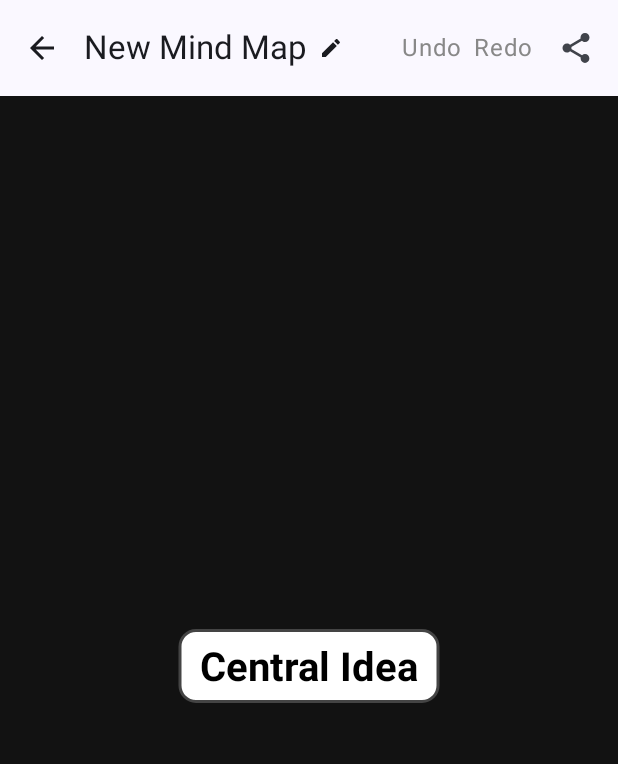
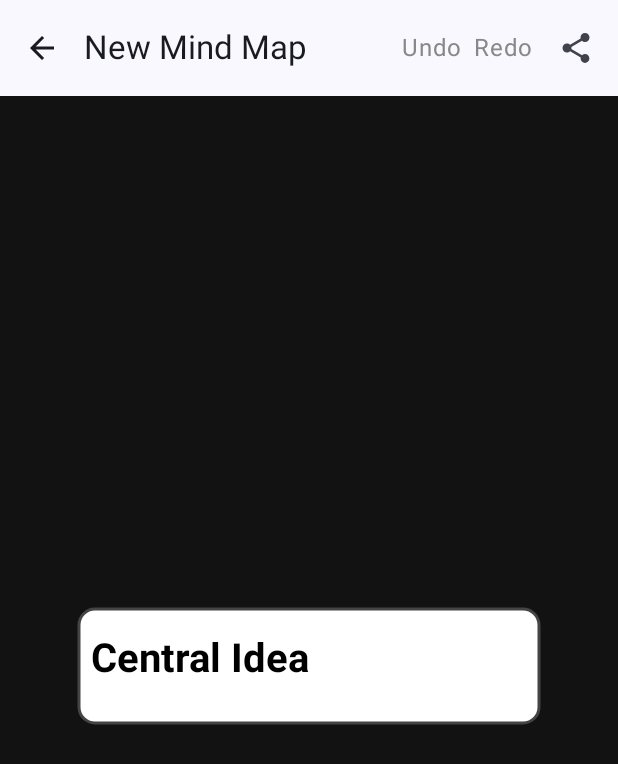
Before and after one commit to Sanali209/Amind, an Android app built with Jetpack Compose: the screen it shows after launch (MainActivity), after a tap on "Create New Mind Map", on a phone screen of 412 x 824 dp. Shown: the top 764 px of the screen. Run offline under Robolectric (Android 15) with nearby library versions, the phone set to English and light mode, and no system bars.

Commit message:
Fix Android UI regressions, layout, and missing features
- MindMapLayout: Increased node spacing and collision buffer. Implemented text wrapping for max width.
- MindMapCanvas: Updated text drawing to use StaticLayout for wrapping. Improved visual hierarchy.
- EditorScreen:
  - Removed "Rename Map" (auto-rename on root edit).
  - Added Share as Markdown/JSON actions.
  - Fixed TopAppBar title visibility.
  - Fixed potential crash in color picker.
- HomeScreen: Added "Import JSON" action.
- FileHelper: Added robust error handling for corrupted map files.

```diff
--- a/app/src/main/java/com/mindmap/android/ui/editor/MindMapCanvas.kt
+++ b/app/src/main/java/com/mindmap/android/ui/editor/MindMapCanvas.kt
@@ -4,6 +4,8 @@ import android.graphics.Bitmap
 import android.graphics.BitmapFactory
 import android.graphics.Paint
 import android.graphics.Typeface
+import android.text.StaticLayout
+import android.text.TextPaint
 import android.util.Base64
 import androidx.compose.foundation.Canvas
 import androidx.compose.foundation.gestures.awaitFirstDown
@@ -73,7 +75,7 @@ fun MindMapCanvas(
     }
 
     val textPaint = remember {
-        Paint().apply {
+        TextPaint().apply {
             color = android.graphics.Color.WHITE
             textSize = 40f
             textAlign = Paint.Align.CENTER
@@ -114,7 +116,6 @@ fun MindMapCanvas(
         }
     }
 
-    // Paint for checkmark (Android Paint)
     val checkMarkPaint = remember {
         Paint().apply {
              color = android.graphics.Color.BLACK
@@ -267,7 +268,7 @@ private fun androidx.compose.ui.graphics.drawscope.DrawScope.drawNodeTree(
     dragOffset: Offset,
     hoverTargetId: String?,
     selectedNodeId: String?,
-    textPaint: Paint,
+    textPaint: TextPaint,
     tagPaint: Paint,
     notePaint: Paint,
     collapsePaint: Paint,
@@ -331,23 +332,34 @@ private fun androidx.compose.ui.graphics.drawscope.DrawScope.drawNodeTree(
     }
 
     scope.drawIntoCanvas { canvas ->
+        // Prepare TextPaint for StaticLayout
         textPaint.textSize = 40f * scale
         textPaint.color = android.graphics.Color.BLACK
+        // textPaint is centered alignment, but StaticLayout handles alignment via Builder
 
         // Draw Images from Cache
+        var currentContentY = ny - nHeight/2 + 20f*scale
+
         val cachedBitmap = bitmapCache[node.id]
         if (cachedBitmap != null) {
             val imgW = 100f * scale
             val imgH = 100f * scale
-            val src = android.graphics.Rect(0, 0, cachedBitmap.width, cachedBitmap.height)
-            val dst = android.graphics.RectF(nx - imgW/2, ny - imgH - 20f*scale, nx + imgW/2, ny - 20f*scale)
+            // Centered image
+            val dst = android.graphics.RectF(nx - imgW/2, currentContentY, nx + imgW/2, currentContentY + imgH)
             canvas.nativeCanvas.drawBitmap(cachedBitmap, null, dst, null)
+            currentContentY += imgH + 10f*scale
         }
 
+        // Draw Checkbox
         if (node.isTodo) {
             val cbSize = 30f * scale
-            val cbX = nx - nWidth/2 + 10f*scale
-            val cbY = ny - cbSize/2
+            // Draw checkbox to left of text? Or centered?
+            // "Nodes need a maximum width and text word wrap"
+            // If wrapping text, maybe left aligned layout is better?
+            // Layout assumed centered. Let's keep checkbox centered or to left of wrapping text.
+            // Simplified: centered checkbox above text if TODO.
+            val cbX = nx - cbSize/2
+            val cbY = currentContentY
 
             val cbRect = android.graphics.RectF(cbX, cbY, cbX + cbSize, cbY + cbSize)
             checkboxPaint.strokeWidth = 3f * scale
@@ -367,10 +379,26 @@ private fun androidx.compose.ui.graphics.drawscope.DrawScope.drawNodeTree(
 
                 canvas.nativeCanvas.drawPath(p, checkMarkPaint)
             }
+            currentContentY += cbSize + 10f*scale
         }
 
-        val textYOffset = if (node.tags.isNotEmpty()) -15f * scale else 15f * scale
-        canvas.nativeCanvas.drawText(node.text, nx, ny + textYOffset, textPaint)
+        // Draw Text (Wrapped)
+        val maxTextWidth = 400f * scale // Scaled max width
+        val staticLayout = StaticLayout.Builder.obtain(
+            node.text, 0, node.text.length, textPaint, maxTextWidth.toInt()
+        )
+        .setAlignment(android.text.Layout.Alignment.ALIGN_CENTER)
+        .build()
+
+        canvas.nativeCanvas.save()
+        // Center the StaticLayout horizontally
+        val textX = nx - staticLayout.width / 2
+        val textY = currentContentY
+        canvas.nativeCanvas.translate(textX, textY)
+        staticLayout.draw(canvas.nativeCanvas)
+        canvas.nativeCanvas.restore()
+
+        currentContentY += staticLayout.height + 10f*scale
 
         if (!node.note.isNullOrBlank()) {
              notePaint.textSize = 25f * scale
@@ -380,9 +408,14 @@ private fun androidx.compose.ui.graphics.drawscope.DrawScope.drawNodeTree(
         if (node.tags.isNotEmpty()) {
             tagPaint.textSize = 30f * scale
             tagPaint.color = android.graphics.Color.DKGRAY
-            val tagsY = ny + 35f * scale
+            // Centered tags below text
             val tagsString = node.tags.joinToString(", ") { "#$it" }
-            canvas.nativeCanvas.drawText(tagsString, nx, tagsY, tagPaint)
+            // Measure to center
+            val bounds = android.graphics.Rect()
+            tagPaint.getTextBounds(tagsString, 0, tagsString.length, bounds)
+            val tagX = nx - bounds.width()/2
+            val tagY = currentContentY + 30f*scale // approximate ascent
+            canvas.nativeCanvas.drawText(tagsString, tagX, tagY, tagPaint)
         }
 
         if (node.children.isNotEmpty()) {
--- a/app/src/main/java/com/mindmap/android/ui/home/HomeScreen.kt
+++ b/app/src/main/java/com/mindmap/android/ui/home/HomeScreen.kt
@@ -1,5 +1,9 @@
 package com.mindmap.android.ui.home
 
+import android.net.Uri
+import android.widget.Toast
+import androidx.activity.compose.rememberLauncherForActivityResult
+import androidx.activity.result.contract.ActivityResultContracts
 import androidx.compose.foundation.clickable
 import androidx.compose.foundation.layout.*
 import androidx.compose.foundation.lazy.LazyColumn
@@ -8,6 +12,7 @@ import androidx.compose.material.icons.Icons
 import androidx.compose.material.icons.filled.Add
 import androidx.compose.material.icons.filled.DateRange
 import androidx.compose.material.icons.filled.Delete
+import androidx.compose.material.icons.filled.Home
 import androidx.compose.material3.*
 import androidx.compose.runtime.*
 import androidx.compose.ui.Alignment
@@ -18,6 +23,9 @@ import androidx.compose.ui.unit.dp
 import androidx.compose.ui.unit.sp
 import com.mindmap.android.model.MindMap
 import com.mindmap.android.utils.FileHelper
+import java.io.File
+import java.io.InputStream
+import java.nio.charset.StandardCharsets
 import java.text.SimpleDateFormat
 import java.util.*
 
@@ -29,15 +37,59 @@ fun HomeScreen(
 ) {
     val context = LocalContext.current
     var mindMaps by remember { mutableStateOf(emptyList<MindMap>()) }
+    var refreshTrigger by remember { mutableStateOf(0) }
 
-    LaunchedEffect(Unit) {
+    LaunchedEffect(refreshTrigger) {
         mindMaps = FileHelper.listMindMaps(context)
     }
+
+    // Import Launcher
+    val importLauncher = rememberLauncherForActivityResult(
+        contract = ActivityResultContracts.GetContent(),
+        onResult = { uri ->
+            uri?.let {
+                try {
+                    val inputStream: InputStream? = context.contentResolver.openInputStream(it)
+                    val jsonString = inputStream?.bufferedReader(StandardCharsets.UTF_8)?.use { reader -> reader.readText() }
+
+                    if (jsonString != null) {
+                         val importedMap = com.google.gson.Gson().fromJson(jsonString, MindMap::class.java)
+
+                         // Validate or check for existing
+                         val existing = FileHelper.loadMindMap(context, importedMap.id)
+                         if (existing != null) {
+                             if (importedMap.lastModified > existing.lastModified) {
+                                 FileHelper.saveMindMap(context, importedMap) // Overwrite if newer
+                                 Toast.makeText(context, "Imported newer version", Toast.LENGTH_SHORT).show()
+                             } else {
+                                 Toast.makeText(context, "Existing map is newer or same", Toast.LENGTH_SHORT).show()
+                                 // Maybe prompt? For now, we follow spec "if newer replace".
+                                 // But if older, maybe we should ignore or save as copy?
+                                 // Let's just ignore if older for now as per "replace if newer" implication.
+                             }
+                         } else {
+                             FileHelper.saveMindMap(context, importedMap)
+                             Toast.makeText(context, "Imported successfully", Toast.LENGTH_SHORT).show()
+                         }
+                         refreshTrigger++
+                    }
+                } catch (e: Exception) {
+                    e.printStackTrace()
+                    Toast.makeText(context, "Import failed: Invalid JSON", Toast.LENGTH_SHORT).show()
+                }
+            }
+        }
+    )
 
     Scaffold(
         topBar = {
             TopAppBar(
                 title = { Text("Recent Mind Maps") },
+                actions = {
+                    TextButton(onClick = { importLauncher.launch("application/json") }) {
+                        Text("Import JSON")
+                    }
+                },
                 colors = TopAppBarDefaults.topAppBarColors(
                     containerColor = MaterialTheme.colorScheme.background,
                     titleContentColor = MaterialTheme.colorScheme.onBackground
@@ -75,7 +127,7 @@ fun HomeScreen(
                         onClick = { onOpenMap(map.id) },
                         onDelete = {
                              FileHelper.deleteMindMap(context, map.id)
-                             mindMaps = FileHelper.listMindMaps(context)
+                             refreshTrigger++
                         }
                     )
                 }
--- a/app/src/main/java/com/mindmap/android/utils/FileHelper.kt
+++ b/app/src/main/java/com/mindmap/android/utils/FileHelper.kt
@@ -13,6 +13,7 @@ object FileHelper {
     private val gson: Gson = GsonBuilder().setPrettyPrinting().create()
 
     fun saveMindMap(context: Context, mindMap: MindMap) {
+        // Ensure timestamp is updated
         mindMap.lastModified = System.currentTimeMillis()
         val filename = "${mindMap.id}.json"
         val file = File(context.filesDir, filename)
@@ -25,8 +26,13 @@ object FileHelper {
         val filename = "$id.json"
         val file = File(context.filesDir, filename)
         if (!file.exists()) return null
-        return FileReader(file).use { reader ->
-            gson.fromJson(reader, MindMap::class.java)
+        return try {
+            FileReader(file).use { reader ->
+                gson.fromJson(reader, MindMap::class.java)
+            }
+        } catch (e: Exception) {
+            e.printStackTrace()
+            null
         }
     }
 
--- a/app/src/main/java/com/mindmap/android/utils/MindMapLayout.kt
+++ b/app/src/main/java/com/mindmap/android/utils/MindMapLayout.kt
@@ -2,6 +2,8 @@ package com.mindmap.android.utils
 
 import android.graphics.Paint
 import android.graphics.Rect
+import android.text.StaticLayout
+import android.text.TextPaint
 import com.mindmap.android.model.MindMap
 import com.mindmap.android.model.MindMapNode
 import kotlin.math.atan2
@@ -12,15 +14,15 @@ import kotlin.math.sin
 
 object MindMapLayout {
 
-    private const val LEVEL_DISTANCE_BASE = 300f // Base distance
-    private const val MIN_NODE_WIDTH = 100f
-    private const val MIN_NODE_HEIGHT = 60f
-    private const val PADDING = 20f
+    private const val LEVEL_DISTANCE_BASE = 400f // Increased from 300f
+    private const val MIN_NODE_WIDTH = 150f // Increased minimum width
+    private const val MIN_NODE_HEIGHT = 80f
+    private const val PADDING = 30f // Increased padding
     private const val TAG_HEIGHT = 30f
     private const val GAP = 10f
+    private const val MAX_TEXT_WIDTH = 400f // Max width for wrapping
 
     // Text measurement tools (passed or created)
-    // Since this is object, we can't easily inject context, but we can accept Paint
     fun layout(mindMap: MindMap, textPaint: Paint, tagPaint: Paint) {
         val root = mindMap.nodes[mindMap.rootNodeId] ?: return
 
@@ -55,35 +57,46 @@ object MindMapLayout {
         }
 
         // 3. Third pass: Collision Resolution / Repulsion
-        // Only resolve visible nodes? Or all?
-        // Better to only resolve visible ones to save perf and avoid ghost collisions.
         resolveCollisions(mindMap)
     }
 
     private fun calculateNodeSize(node: MindMapNode, textPaint: Paint, tagPaint: Paint) {
-        // Measure Main Text
-        val textBounds = Rect()
-        textPaint.getTextBounds(node.text, 0, node.text.length, textBounds)
-        val textWidth = textBounds.width().toFloat()
-        val textHeight = textBounds.height().toFloat()
+        // Measure Main Text with Wrapping
+        val tp = TextPaint(textPaint)
+        val staticLayout = android.text.StaticLayout.Builder.obtain(
+            node.text, 0, node.text.length, tp, MAX_TEXT_WIDTH.toInt()
+        ).build()
+
+        val textWidth = staticLayout.width.toFloat()
+        val textHeight = staticLayout.height.toFloat()
 
         // Measure Tags
-        // We assume tags are in a single row or wrapped?
-        // Let's assume a simplified single row for width calculation, or max of text width vs tag width if they were stacked.
-        // Actually the prompt implies tags surround text or inside.
-        // Let's stack them: Text top, Tags bottom.
         var tagsWidth = 0f
         if (node.tags.isNotEmpty()) {
             val tagPadding = 10f
             node.tags.forEach { tag ->
                  val tBounds = Rect()
                  tagPaint.getTextBounds(tag, 0, tag.length, tBounds)
-                 tagsWidth += tBounds.width() + tagPadding * 2 + 10f // + spacing
+                 tagsWidth += tBounds.width() + tagPadding * 2 + 10f
             }
         }
 
-        val contentWidth = max(textWidth, tagsWidth)
-        val contentHeight = textHeight + (if (node.tags.isNotEmpty()) TAG_HEIGHT + GAP else 0f)
+        // Measure Image (Thumbnail placeholder)
+        var imgHeight = 0f
+        var imgWidth = 0f
+        if (node.images.isNotEmpty()) {
+            imgHeight = 100f // Hardcoded thumbnail size match Canvas
+            imgWidth = 100f
+        }
+
+        // Measure Checkbox
+        var cbWidth = 0f
+        if (node.isTodo) {
+            cbWidth = 40f // 30 + padding
+        }
+
+        val contentWidth = max(max(textWidth, tagsWidth), imgWidth) + cbWidth
+        val contentHeight = textHeight + (if (node.tags.isNotEmpty()) TAG_HEIGHT + GAP else 0f) + (if (imgHeight > 0) imgHeight + GAP else 0f)
 
         node.width = max(MIN_NODE_WIDTH, contentWidth + PADDING * 2)
         node.height = max(MIN_NODE_HEIGHT, contentHeight + PADDING * 2)
@@ -118,8 +131,6 @@ object MindMapLayout {
         sweep: Double,
         depth: Int
     ) {
-        // Dynamic distance based on depth is sometimes better, but fixed is okay for now.
-        // Maybe increase distance if depth increases to give more circumference?
         val dist = depth * LEVEL_DISTANCE_BASE
         node.x = (cos(angle) * dist).toFloat()
         node.y = (sin(angle) * dist).toFloat()
@@ -143,15 +154,13 @@ object MindMapLayout {
     }
 
     private fun resolveCollisions(mindMap: MindMap) {
-        // Simple iterative repulsion
-        // We should filter for only visible nodes to improve performance and logic
         val visibleNodes = getVisibleNodes(mindMap)
         val iterations = 50
 
         for (i in 0 until iterations) {
             var maxMovement = 0f
             for (n1 in visibleNodes) {
-                if (n1.id == mindMap.rootNodeId) continue // Root stays fixed
+                if (n1.id == mindMap.rootNodeId) continue
 
                 for (n2 in visibleNodes) {
                     if (n1 == n2) continue
@@ -160,17 +169,13 @@ object MindMapLayout {
                     val dy = n1.y - n2.y
                     val dist = hypot(dx, dy)
 
-                    // Safe distance = sum of radii (approximated by half-diagonal) + buffer
-                    // Or axis aligned box check?
-                    // Let's use a circle approximation for repulsion for smoothness
                     val r1 = max(n1.width, n1.height) / 2f
                     val r2 = max(n2.width, n2.height) / 2f
-                    val minDist = r1 + r2 + 20f // buffer
+                    val minDist = r1 + r2 + 40f // Increased buffer
 
                     if (dist < minDist && dist > 0.001f) {
-                        // Push n1 away from n2
                         val overlap = minDist - dist
-                        val pushX = (dx / dist) * overlap * 0.1f // small step
+                        val pushX = (dx / dist) * overlap * 0.1f
                         val pushY = (dy / dist) * overlap * 0.1f
 
                         n1.x += pushX
@@ -180,7 +185,7 @@ object MindMapLayout {
                     }
                 }
             }
-            if (maxMovement < 1f) break // Converged
+            if (maxMovement < 1f) break
         }
     }
 
```
Also changed, not shown: app/src/main/java/com/mindmap/android/ui/editor/EditorScreen.kt (+88 -35 lines).
